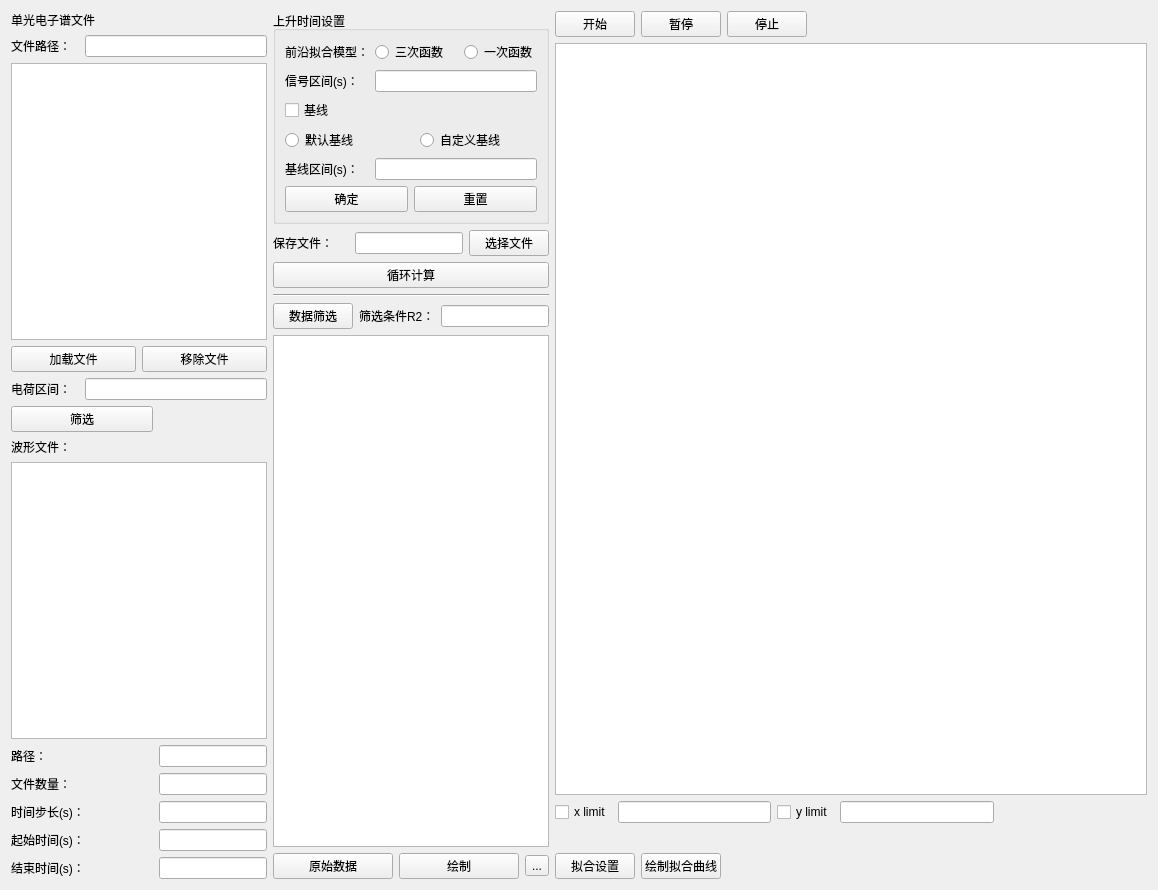
Before: the Qt Designer form DesignerUi/UiRaiseTime.ui in PENG-HuaXing/oscilloscope, drawn with Qt 5.
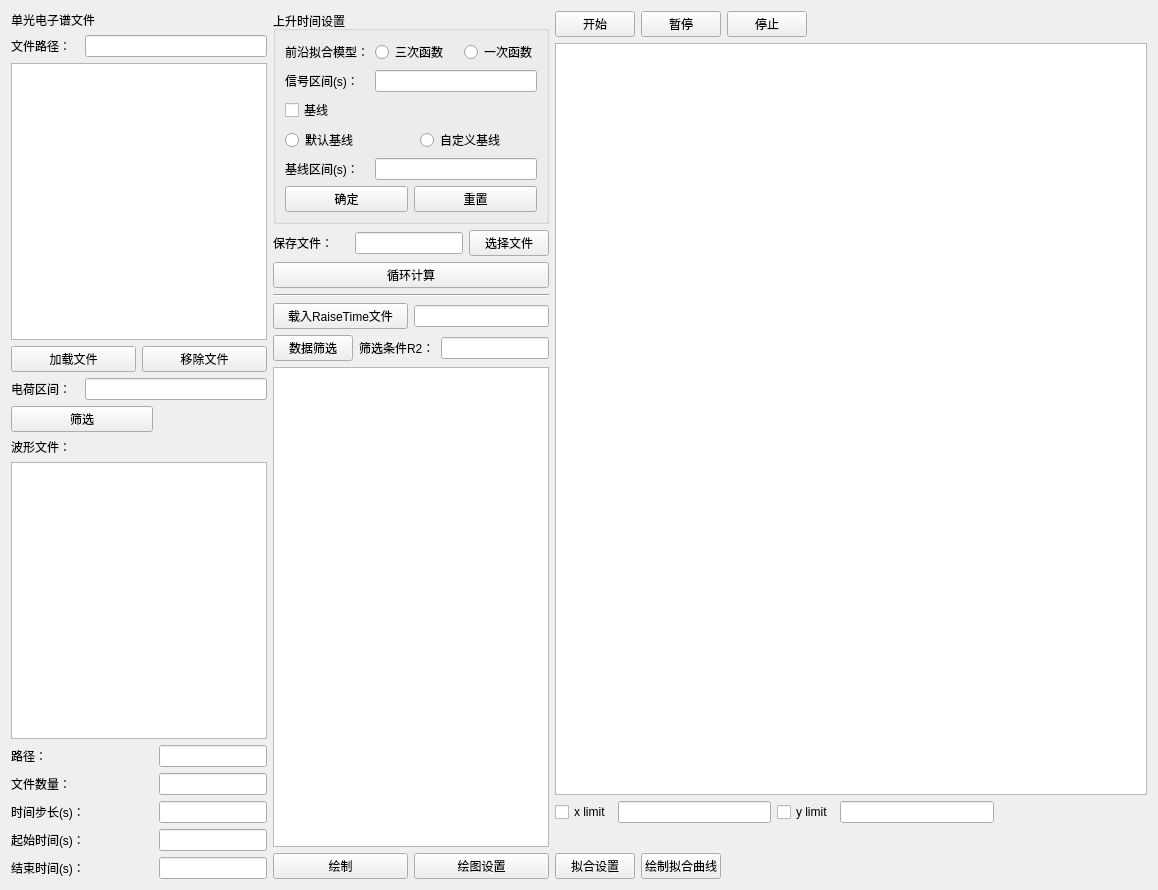
After: the same form once the commit is applied.

Patch:
```diff
--- a/DesignerUi/UiRaiseTime.ui
+++ b/DesignerUi/UiRaiseTime.ui
@@ -341,13 +341,32 @@
       </widget>
      </item>
      <item>
+      <layout class="QGridLayout" name="gridLayout_3">
+       <item row="0" column="0" colspan="2">
       <widget class="Line" name="line">
        <property name="orientation">
         <enum>Qt::Horizontal</enum>
        </property>
       </widget>
      </item>
-     <item>
+       <item row="1" column="0">
+        <widget class="QPushButton" name="pushButton_3">
+         <property name="text">
+          <string>载入RaiseTime文件</string>
+         </property>
+        </widget>
+       </item>
+       <item row="1" column="1">
+        <widget class="QLineEdit" name="lineEdit_14">
+         <property name="sizePolicy">
+          <sizepolicy hsizetype="Minimum" vsizetype="Fixed">
+           <horstretch>0</horstretch>
+           <verstretch>0</verstretch>
+          </sizepolicy>
+         </property>
+        </widget>
+       </item>
+       <item row="2" column="0" colspan="2">
       <layout class="QHBoxLayout" name="horizontalLayout_3">
        <item>
         <widget class="QPushButton" name="pushButton_2">
@@ -375,35 +394,26 @@
        </item>
       </layout>
      </item>
+       <item row="3" column="0" colspan="2">
+        <widget class="QTableView" name="tableView"/>
+       </item>
+       <item row="4" column="0" colspan="2">
+        <layout class="QHBoxLayout" name="horizontalLayout_7">
      <item>
-      <layout class="QGridLayout" name="gridLayout_3">
-       <item row="0" column="0" colspan="3">
-        <widget class="QTableWidget" name="tableWidget">
-         <property name="editTriggers">
-          <set>QAbstractItemView::NoEditTriggers</set>
-         </property>
-        </widget>
-       </item>
-       <item row="1" column="0">
-        <widget class="QPushButton" name="pushButton_3">
-         <property name="text">
-          <string>原始数据</string>
-         </property>
-        </widget>
-       </item>
-       <item row="1" column="1">
         <widget class="QPushButton" name="pushButton_4">
          <property name="text">
           <string>绘制</string>
          </property>
         </widget>
        </item>
-       <item row="1" column="2">
-        <widget class="QToolButton" name="toolButton">
+         <item>
+          <widget class="QPushButton" name="pushButton_16">
          <property name="text">
-          <string>...</string>
-         </property>
-        </widget>
+            <string>绘图设置</string>
+           </property>
+          </widget>
+         </item>
+        </layout>
        </item>
       </layout>
      </item>
```
Lines whose indentation alone changed are shown as unchanged.
